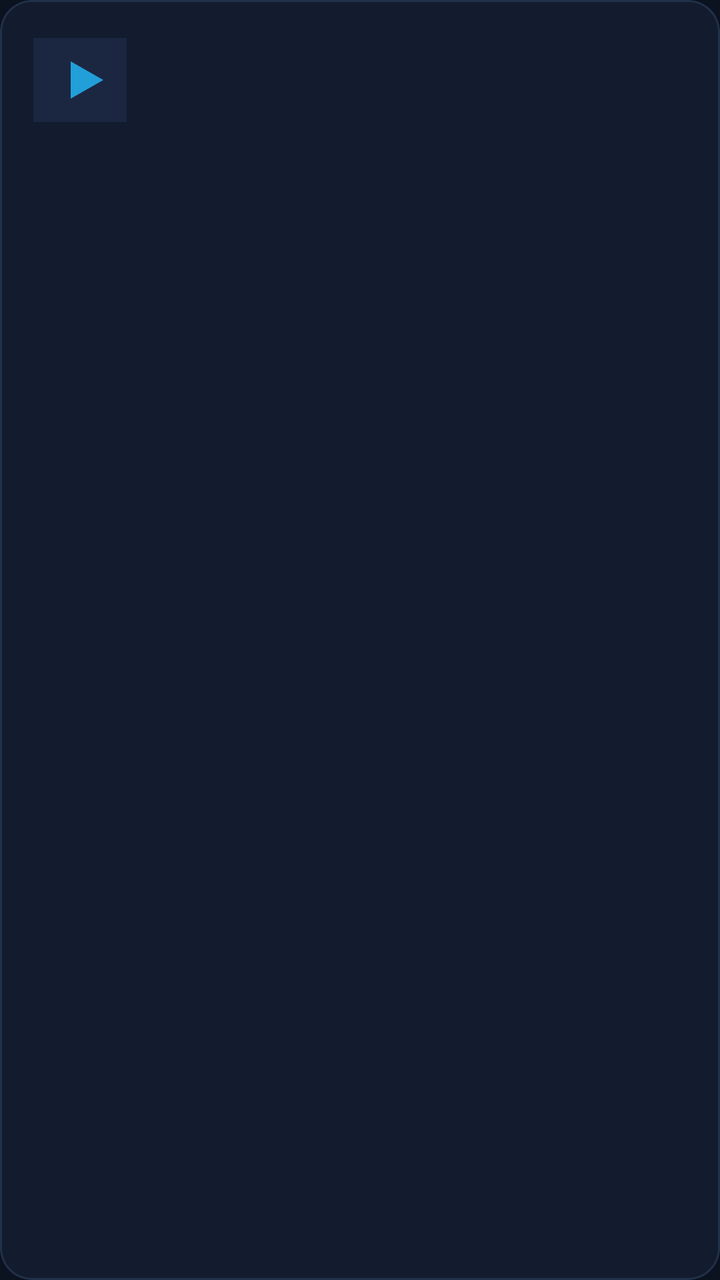
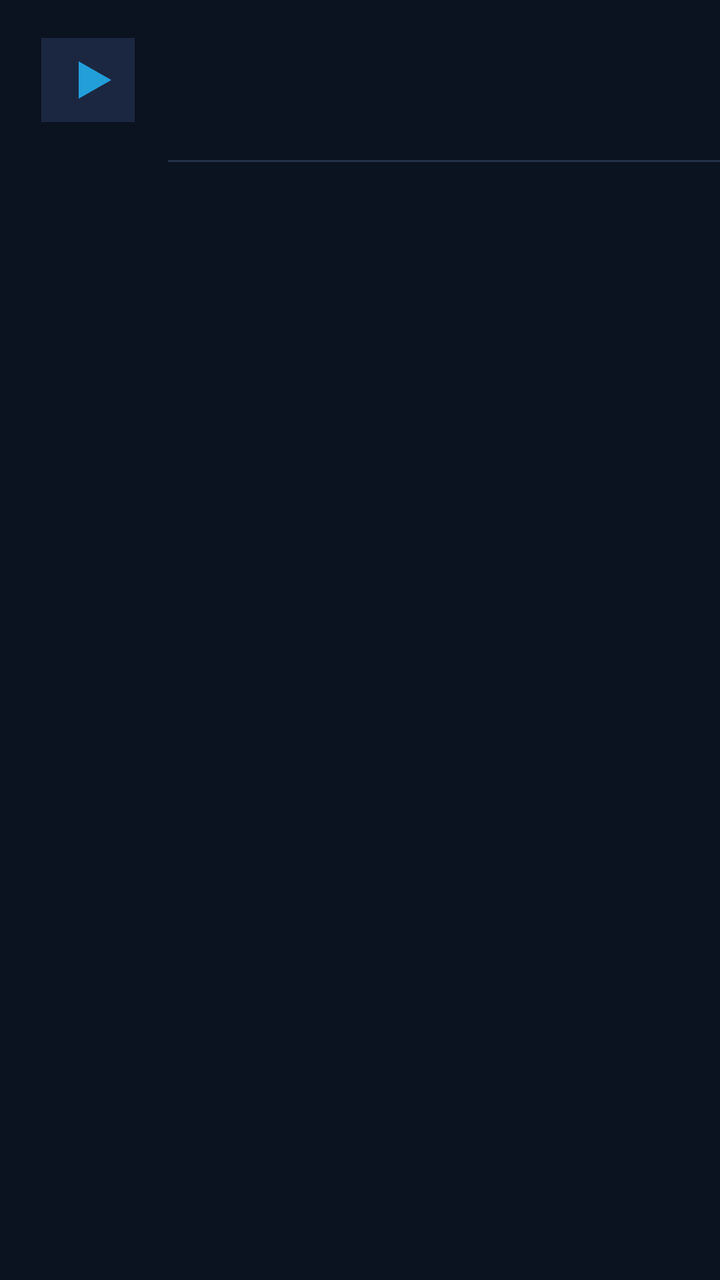

The first picture is an Android layout as it rendered before a commit; the second is the same layout after the commit. The layout source and the unified diff follow.
<!-- AndroidManifest.xml: application theme Theme.NobiStream -->
<!-- res/layout/item_group.xml -->
<?xml version="1.0" encoding="utf-8"?>
<com.google.android.material.card.MaterialCardView xmlns:android="http://schemas.android.com/apk/res/android"
    xmlns:app="http://schemas.android.com/apk/res-auto"
    style="@style/Widget.NobiStream.Card.Outlined"
    android:layout_width="match_parent"
    android:layout_height="wrap_content"
    android:layout_marginStart="@dimen/spacing_16"
    android:layout_marginTop="@dimen/spacing_8"
    android:layout_marginEnd="@dimen/spacing_16">

    <LinearLayout
        android:layout_width="match_parent"
        android:layout_height="wrap_content"
        android:gravity="center_vertical"
        android:orientation="horizontal"
        android:padding="@dimen/spacing_12">

        <com.google.android.material.imageview.ShapeableImageView
            android:id="@+id/groupPhoto"
            android:layout_width="@dimen/group_icon_size"
            android:layout_height="@dimen/group_icon_size"
            android:contentDescription="@string/home_title"
            android:scaleType="centerCrop"
            android:src="@drawable/ic_video_placeholder"
            app:shapeAppearanceOverlay="@style/Shape.NobiStream.ImageSmall" />

        <LinearLayout
            android:layout_width="0dp"
            android:layout_height="wrap_content"
            android:layout_marginStart="@dimen/spacing_12"
            android:layout_weight="1"
            android:orientation="vertical">

            <TextView
                android:id="@+id/groupTitle"
                style="@style/Text.NobiStream.CardTitle"
                android:layout_width="match_parent"
                android:layout_height="wrap_content"
                android:ellipsize="end"
                android:maxLines="1" />

            <TextView
                android:id="@+id/groupSubtitle"
                android:layout_width="match_parent"
                android:layout_height="wrap_content"
                android:layout_marginTop="@dimen/spacing_4"
                android:textColor="@color/text_secondary"
                android:textSize="@dimen/text_caption" />
        </LinearLayout>

        <ImageView
            android:layout_width="@dimen/icon_size"
            android:layout_height="@dimen/icon_size"
            android:contentDescription="@null"
            android:src="@drawable/ic_chevron_right" />
    </LinearLayout>
</com.google.android.material.card.MaterialCardView>
<!-- resources referenced by this layout -->
<resources>
  <color name="text_secondary">#9AA8BC</color>
  <dimen name="group_icon_size">56dp</dimen>
  <dimen name="icon_size">24dp</dimen>
  <dimen name="spacing_12">12dp</dimen>
  <dimen name="spacing_16">16dp</dimen>
  <dimen name="spacing_4">4dp</dimen>
  <dimen name="spacing_8">8dp</dimen>
  <dimen name="text_caption">12sp</dimen>
  <!-- drawable ic_chevron_right (drawable) -->
  <?xml version="1.0" encoding="utf-8"?>
  <vector xmlns:android="http://schemas.android.com/apk/res/android"
      android:width="24dp"
      android:height="24dp"
      android:viewportWidth="960"
      android:viewportHeight="960">
      <path
          android:fillColor="#E3E3E3"
          android:pathData="M504-480 320-664l56-56 240 240-240 240-56-56 184-184-184-184Z" />
  </vector>
  <string name="home_title">NobiStream</string>
  <style name="Shape.NobiStream.ImageSmall" parent="ShapeAppearance.Material3.SmallComponent">
          <item name="cornerFamily">rounded</item>
          <item name="cornerSize">@dimen/corner_small</item>
      </style>
  <style name="Text.NobiStream.CardTitle" parent="TextAppearance.Material3.TitleSmall">
          <item name="android:textSize">@dimen/text_card_title</item>
          <item name="android:textColor">@color/text_primary</item>
          <item name="android:fontFamily">sans-serif-medium</item>
      </style>
  <style name="Widget.NobiStream.Card.Outlined" parent="Widget.Material3.CardView.Outlined">
          <item name="cardCornerRadius">@dimen/corner_medium</item>
          <item name="cardBackgroundColor">@color/surface</item>
          <item name="cardElevation">@dimen/elevation_0</item>
          <item name="strokeColor">@color/outline_variant</item>
          <item name="strokeWidth">@dimen/card_stroke_width</item>
      </style>
  <dimen name="corner_small">10dp</dimen>
  <dimen name="text_card_title">15sp</dimen>
  <color name="text_primary">#FFFFFF</color>
  <dimen name="corner_medium">16dp</dimen>
  <color name="surface">#131C2E</color>
  <dimen name="elevation_0">0dp</dimen>
  <color name="outline_variant">#22314A</color>
  <dimen name="card_stroke_width">1dp</dimen>
  <color name="primary">#229ED9</color>
  <color name="primary_dark">#1B7FB8</color>
  <color name="background">#0B1220</color>
  <color name="surface_variant">#1B2740</color>
  <color name="on_surface_variant">#C4D0E0</color>
  <color name="error">#E5484D</color>
  <color name="on_error">#FFFFFF</color>
  <style name="Theme.NobiStream.BottomSheetDialog" parent="ThemeOverlay.Material3.BottomSheetDialog">
          <item name="bottomSheetStyle">@style/Widget.NobiStream.BottomSheet</item>
      </style>
  <style name="Shape.NobiStream.Dialog" parent="ShapeAppearance.Material3.MediumComponent">
          <item name="cornerFamily">rounded</item>
          <item name="cornerSize">@dimen/corner_dialog</item>
      </style>
  <style name="Widget.NobiStream.Button.Text" parent="Widget.Material3.Button.TextButton">
          <item name="android:minHeight">@dimen/button_height_small</item>
          <item name="android:textColor">@color/primary</item>
      </style>
  <style name="Widget.NobiStream.BottomSheet" parent="Widget.Material3.BottomSheet">
          <item name="backgroundTint">@color/surface</item>
          <item name="shapeAppearance">@style/Shape.NobiStream.BottomSheet</item>
      </style>
  <dimen name="corner_dialog">24dp</dimen>
  <dimen name="button_height_small">48dp</dimen>
  <style name="Shape.NobiStream.BottomSheet" parent="ShapeAppearance.Material3.LargeComponent">
          <item name="cornerFamily">rounded</item>
          <item name="cornerSizeTopLeft">@dimen/corner_sheet</item>
          <item name="cornerSizeTopRight">@dimen/corner_sheet</item>
          <item name="cornerSizeBottomLeft">0dp</item>
          <item name="cornerSizeBottomRight">0dp</item>
      </style>
  <dimen name="corner_sheet">24dp</dimen>
  <!-- unchanged entries left out for length: 4 -->
</resources>

<!-- the commit's change to res/layout/item_group.xml (unified diff, before → after) -->
@@ -1,19 +1,20 @@
 <?xml version="1.0" encoding="utf-8"?>
-<com.google.android.material.card.MaterialCardView xmlns:android="http://schemas.android.com/apk/res/android"
+<LinearLayout xmlns:android="http://schemas.android.com/apk/res/android"
     xmlns:app="http://schemas.android.com/apk/res-auto"
-    style="@style/Widget.NobiStream.Card.Outlined"
     android:layout_width="match_parent"
     android:layout_height="wrap_content"
-    android:layout_marginStart="@dimen/spacing_16"
-    android:layout_marginTop="@dimen/spacing_8"
-    android:layout_marginEnd="@dimen/spacing_16">
+    android:background="?attr/selectableItemBackground"
+    android:orientation="vertical">
 
     <LinearLayout
         android:layout_width="match_parent"
         android:layout_height="wrap_content"
         android:gravity="center_vertical"
         android:orientation="horizontal"
-        android:padding="@dimen/spacing_12">
+        android:paddingStart="@dimen/screen_margin"
+        android:paddingTop="@dimen/spacing_12"
+        android:paddingEnd="@dimen/screen_margin"
+        android:paddingBottom="@dimen/spacing_12">
 
         <com.google.android.material.imageview.ShapeableImageView
             android:id="@+id/groupPhoto"
@@ -22,7 +23,7 @@
             android:contentDescription="@string/home_title"
             android:scaleType="centerCrop"
             android:src="@drawable/ic_video_placeholder"
-            app:shapeAppearanceOverlay="@style/Shape.NobiStream.ImageSmall" />
+            app:shapeAppearance="@style/ShapeAppearance.Material3.CornerFull" />
 
         <LinearLayout
             android:layout_width="0dp"
@@ -33,7 +34,7 @@
 
             <TextView
                 android:id="@+id/groupTitle"
-                style="@style/Text.NobiStream.CardTitle"
+                style="@style/Text.NobiStream.Subhead"
                 android:layout_width="match_parent"
                 android:layout_height="wrap_content"
                 android:ellipsize="end"
@@ -49,9 +50,17 @@
         </LinearLayout>
 
         <ImageView
+            android:id="@+id/groupChevron"
             android:layout_width="@dimen/icon_size"
             android:layout_height="@dimen/icon_size"
             android:contentDescription="@null"
-            android:src="@drawable/ic_chevron_right" />
+            android:src="@drawable/ic_chevron_right"
+            android:tint="@color/text_secondary" />
     </LinearLayout>
-</com.google.android.material.card.MaterialCardView>
+
+    <View
+        android:layout_width="match_parent"
+        android:layout_height="@dimen/divider_height"
+        android:layout_marginStart="84dp"
+        android:background="@color/divider" />
+</LinearLayout>
<!-- resource entries referenced after the edit -->
@@ -1,12 +1,13 @@
 <!-- resources referenced by this layout -->
 <resources>
+  <color name="divider">#24334A</color>
   <color name="text_secondary">#9AA8BC</color>
+  <dimen name="divider_height">1dp</dimen>
   <dimen name="group_icon_size">56dp</dimen>
   <dimen name="icon_size">24dp</dimen>
+  <dimen name="screen_margin">16dp</dimen>
   <dimen name="spacing_12">12dp</dimen>
-  <dimen name="spacing_16">16dp</dimen>
   <dimen name="spacing_4">4dp</dimen>
-  <dimen name="spacing_8">8dp</dimen>
   <dimen name="text_caption">12sp</dimen>
   <!-- drawable ic_chevron_right (drawable) -->
   <?xml version="1.0" encoding="utf-8"?>
@@ -20,30 +21,14 @@
           android:pathData="M504-480 320-664l56-56 240 240-240 240-56-56 184-184-184-184Z" />
   </vector>
   <string name="home_title">NobiStream</string>
-  <style name="Shape.NobiStream.ImageSmall" parent="ShapeAppearance.Material3.SmallComponent">
-          <item name="cornerFamily">rounded</item>
-          <item name="cornerSize">@dimen/corner_small</item>
-      </style>
-  <style name="Text.NobiStream.CardTitle" parent="TextAppearance.Material3.TitleSmall">
-          <item name="android:textSize">@dimen/text_card_title</item>
+  <style name="Text.NobiStream.Subhead" parent="TextAppearance.Material3.TitleMedium">
+          <item name="android:textSize">@dimen/text_subhead</item>
           <item name="android:textColor">@color/text_primary</item>
           <item name="android:fontFamily">sans-serif-medium</item>
       </style>
-  <style name="Widget.NobiStream.Card.Outlined" parent="Widget.Material3.CardView.Outlined">
-          <item name="cardCornerRadius">@dimen/corner_medium</item>
-          <item name="cardBackgroundColor">@color/surface</item>
-          <item name="cardElevation">@dimen/elevation_0</item>
-          <item name="strokeColor">@color/outline_variant</item>
-          <item name="strokeWidth">@dimen/card_stroke_width</item>
-      </style>
-  <dimen name="corner_small">10dp</dimen>
-  <dimen name="text_card_title">15sp</dimen>
+  <dimen name="text_subhead">16sp</dimen>
   <color name="text_primary">#FFFFFF</color>
-  <dimen name="corner_medium">16dp</dimen>
   <color name="surface">#131C2E</color>
-  <dimen name="elevation_0">0dp</dimen>
-  <color name="outline_variant">#22314A</color>
-  <dimen name="card_stroke_width">1dp</dimen>
   <color name="primary">#229ED9</color>
   <color name="primary_dark">#1B7FB8</color>
   <color name="background">#0B1220</color>
